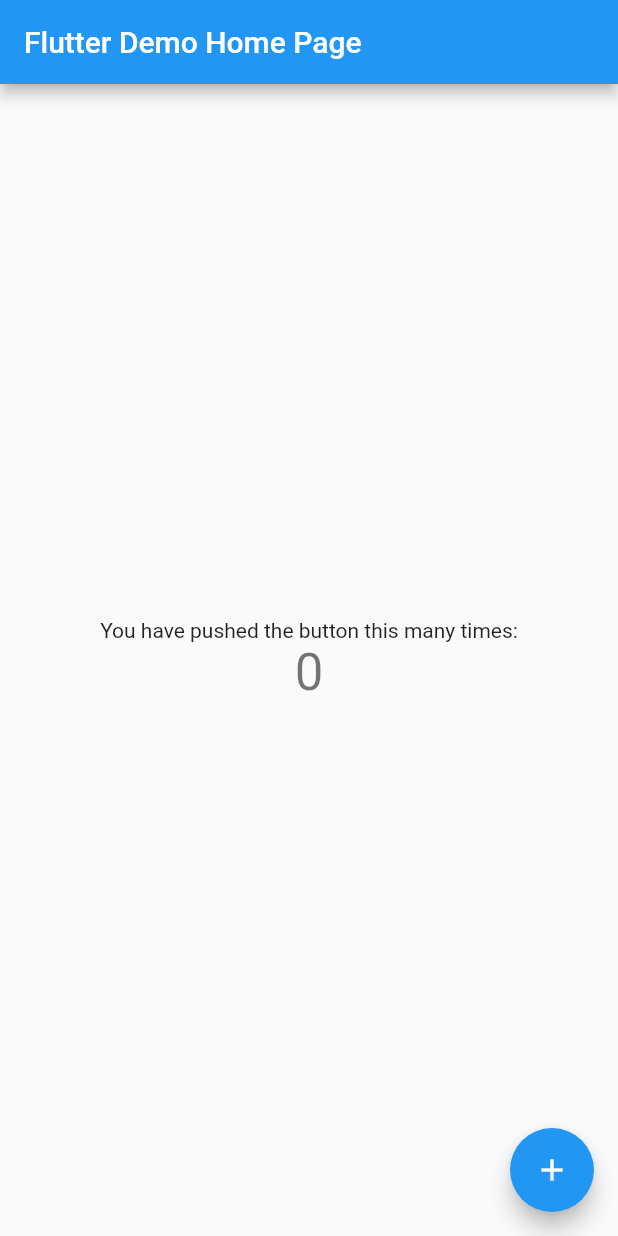
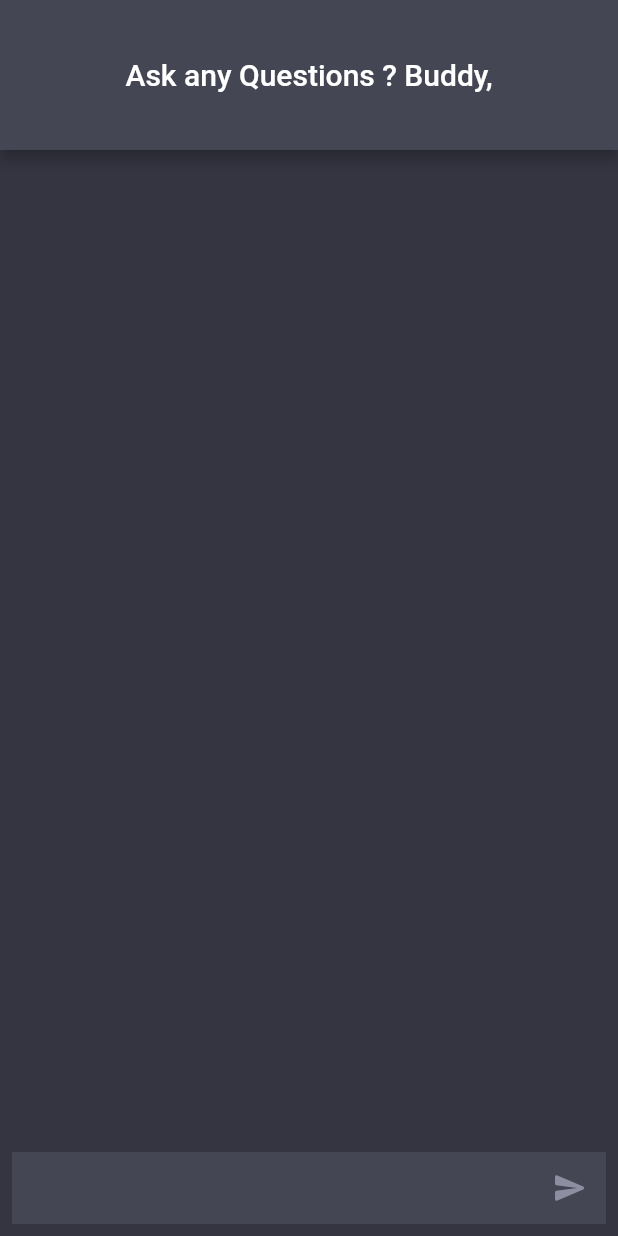
Before and after one commit to rasathuraikaran/ChatGPT-Flutter-AIChatBot-, a Flutter app: the screen it shows after launch, on a phone screen of 412 x 824 dp. Run offline on Flutter 3.47's test engine with Material 2 defaults, Android fonts, the phone set to English and light mode, and no system bars.

Commit message:
Gui part finished

```diff
--- a/lib/main.dart
+++ b/lib/main.dart
@@ -1,115 +1,144 @@
+import 'dart:convert';
+
 import 'package:flutter/material.dart';
+import 'package:flutter_chatgpt_app/model/ChatMessage.dart';
+import 'package:flutter_chatgpt_app/widget/chatmessage.dart';
+import 'package:http/http.dart' as http;
 
 void main() {
   runApp(const MyApp());
 }
 
 class MyApp extends StatelessWidget {
-  const MyApp({super.key});
+  const MyApp({Key? key}) : super(key: key);
 
-  // This widget is the root of your application.
   @override
   Widget build(BuildContext context) {
-    return MaterialApp(
-      title: 'Flutter Demo',
-      theme: ThemeData(
-        // This is the theme of your application.
-        //
-        // Try running your application with "flutter run". You'll see the
-        // application has a blue toolbar. Then, without quitting the app, try
-        // changing the primarySwatch below to Colors.green and then invoke
-        // "hot reload" (press "r" in the console where you ran "flutter run",
-        // or simply save your changes to "hot reload" in a Flutter IDE).
-        // Notice that the counter didn't reset back to zero; the application
-        // is not restarted.
-        primarySwatch: Colors.blue,
-      ),
-      home: const MyHomePage(title: 'Flutter Demo Home Page'),
+    return const MaterialApp(
+      home: ChatPage(),
+      debugShowCheckedModeBanner: false,
     );
   }
 }
 
-class MyHomePage extends StatefulWidget {
-  const MyHomePage({super.key, required this.title});
+const backgroundColor = Color(0xff343541);
+const botBackgroundColor = Color(0xff444654);
 
-  // This widget is the home page of your application. It is stateful, meaning
-  // that it has a State object (defined below) that contains fields that affect
-  // how it looks.
-
-  // This class is the configuration for the state. It holds the values (in this
-  // case the title) provided by the parent (in this case the App widget) and
-  // used by the build method of the State. Fields in a Widget subclass are
-  // always marked "final".
-
-  final String title;
+class ChatPage extends StatefulWidget {
+  const ChatPage({super.key});
 
   @override
-  State<MyHomePage> createState() => _MyHomePageState();
+  State<ChatPage> createState() => _ChatPageState();
 }
 
-class _MyHomePageState extends State<MyHomePage> {
-  int _counter = 0;
+class _ChatPageState extends State<ChatPage> {
+  final _textController = TextEditingController();
+  final _scrollController = ScrollController();
+  final List<ChatMessage> _messages = [];
+  late bool isLoading;
 
-  void _incrementCounter() {
-    setState(() {
-      // This call to setState tells the Flutter framework that something has
-      // changed in this State, which causes it to rerun the build method below
-      // so that the display can reflect the updated values. If we changed
-      // _counter without calling setState(), then the build method would not be
-      // called again, and so nothing would appear to happen.
-      _counter++;
-    });
+  @override
+  void initState() {
+    super.initState();
+    isLoading = false;
   }
 
   @override
   Widget build(BuildContext context) {
-    // This method is rerun every time setState is called, for instance as done
-    // by the _incrementCounter method above.
-    //
-    // The Flutter framework has been optimized to make rerunning build methods
-    // fast, so that you can just rebuild anything that needs updating rather
-    // than having to individually change instances of widgets.
     return Scaffold(
       appBar: AppBar(
-        // Here we take the value from the MyHomePage object that was created by
-        // the App.build method, and use it to set our appbar title.
-        title: Text(widget.title),
+        toolbarHeight: 100,
+        title: const Padding(
+          padding: EdgeInsets.all(8.0),
+          child: Center(
+            child: Text(
+              "Ask any Questions ? Buddy, ",
+              maxLines: 2,
+              textAlign: TextAlign.center,
+            ),
+          ),
+        ),
+        backgroundColor: botBackgroundColor,
       ),
-      body: Center(
-        // Center is a layout widget. It takes a single child and positions it
-        // in the middle of the parent.
+      backgroundColor: backgroundColor,
+      body: SafeArea(
         child: Column(
-          // Column is also a layout widget. It takes a list of children and
-          // arranges them vertically. By default, it sizes itself to fit its
-          // children horizontally, and tries to be as tall as its parent.
-          //
-          // Invoke "debug painting" (press "p" in the console, choose the
-          // "Toggle Debug Paint" action from the Flutter Inspector in Android
-          // Studio, or the "Toggle Debug Paint" command in Visual Studio Code)
-          // to see the wireframe for each widget.
-          //
-          // Column has various properties to control how it sizes itself and
-          // how it positions its children. Here we use mainAxisAlignment to
-          // center the children vertically; the main axis here is the vertical
-          // axis because Columns are vertical (the cross axis would be
-          // horizontal).
-          mainAxisAlignment: MainAxisAlignment.center,
-          children: <Widget>[
-            const Text(
-              'You have pushed the button this many times:',
+          children: [
+            Expanded(
+            child: _buildList(),
             ),
-            Text(
-              '$_counter',
-              style: Theme.of(context).textTheme.headline4,
+            Visibility(
+              visible: isLoading,
+              child: const Padding(
+                padding: EdgeInsets.all(8.0),
+                child: CircularProgressIndicator(
+                  color: Colors.white,
+                ),
+              ),
+            ),
+            Padding(
+              padding: const EdgeInsets.all(8.0),
+              child: Row(
+                children: [
+                  _buildInput(),
+                  _buildSubmit(),
+                ],
+              ),
             ),
           ],
         ),
       ),
-      floatingActionButton: FloatingActionButton(
-        onPressed: _incrementCounter,
-        tooltip: 'Increment',
-        child: const Icon(Icons.add),
-      ), // This trailing comma makes auto-formatting nicer for build methods.
     );
   }
+
+  Widget _buildSubmit() {
+    return Visibility(
+      visible: !isLoading,
+      child: Container(
+        color: botBackgroundColor,
+        child: IconButton(
+          icon: const Icon(
+            Icons.send_rounded,
+            color: Color.fromRGBO(142, 142, 160, 1),
+          ),
+          onPressed: () {},
+        ),
+      ),
+    );
+  }
+
+  Expanded _buildInput() {
+    return Expanded(
+      child: TextField(
+        textCapitalization: TextCapitalization.sentences,
+        style: const TextStyle(color: Colors.white),
+        controller: _textController,
+        decoration: const InputDecoration(
+          fillColor: botBackgroundColor,
+          filled: true,
+          border: InputBorder.none,
+          focusedBorder: InputBorder.none,
+          enabledBorder: InputBorder.none,
+          errorBorder: InputBorder.none,
+          disabledBorder: InputBorder.none,
+        ),
+      ),
+    );
+  }
+
+  void _scrollDown() {
+    _scrollController.animateTo(
+      _scrollController.position.maxScrollExtent,
+      duration: const Duration(milliseconds: 300),
+      curve: Curves.easeOut,
+    );
+  }
+  ListView _buildList(){
+
+    return  ListView.builder(controller: _scrollController,
+      itemCount: _messages.length, itemBuilder: ((context, index) {
+        var message=_messages[index];
+      return ChatMessageWidget(text: message.text,chatMessageType: message.chatMessageType,);
+    }));
+  }
 }
--- /dev/null
+++ b/lib/model/ChatMessage.dart
@@ -0,0 +1,11 @@
+enum ChatMessageType { user, bot }
+
+class ChatMessage {
+  ChatMessage({
+    required this.text,
+    required this.chatMessageType,
+  });
+
+  final String text;
+  final ChatMessageType chatMessageType;
+}
```
Also changed, not shown: lib/widget/chatmessage.dart (added, +72 -0 lines), pubspec.yaml (+3 -4 lines), pubspec.lock.
